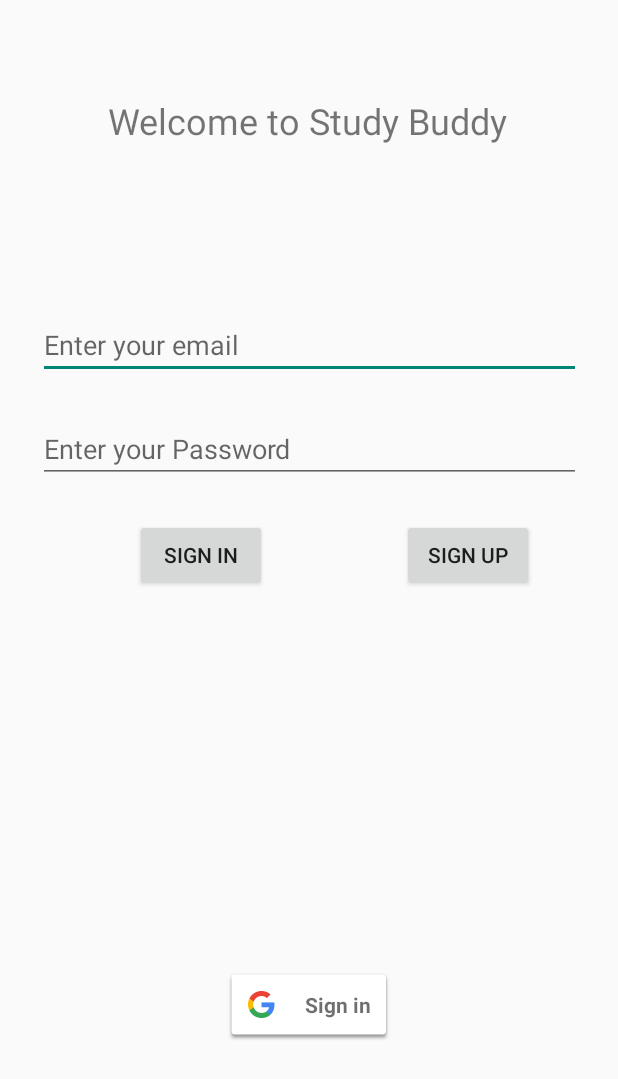
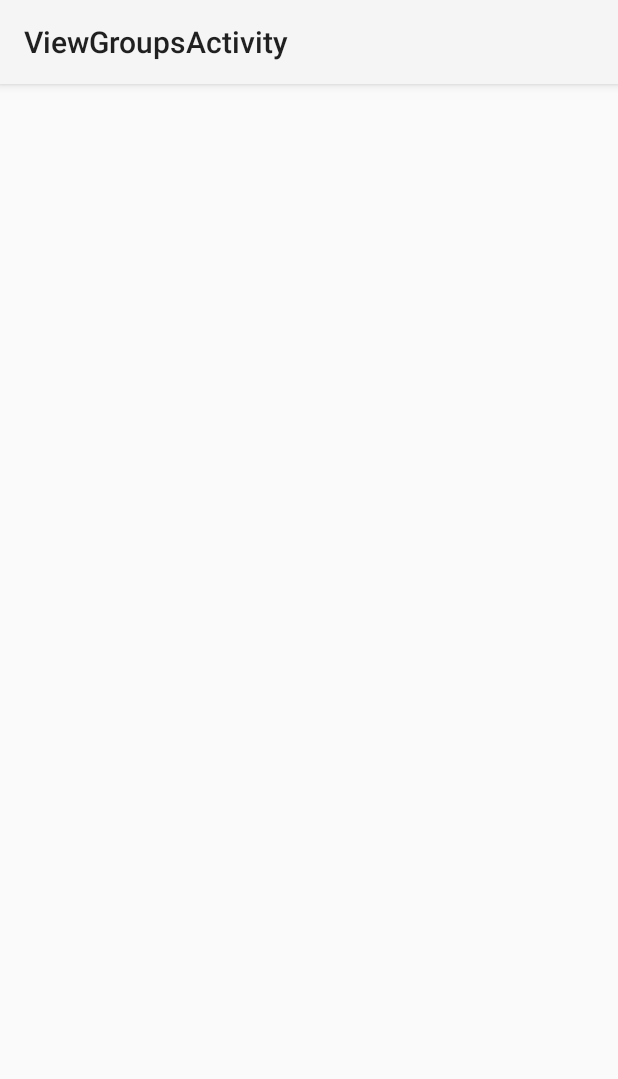
Before and after one commit to Amuff1n/Study-Buddy, an Android app: the screen it shows after launch (MainActivity before the commit, ViewGroupsActivity after it), on a phone screen of 412 x 824 dp. Shown: the top 1079 px of the screen. Run offline under Robolectric (Android 15) with nearby library versions, the phone set to English and light mode, and no system bars; our stand-ins replace Firebase (no records; nobody signed in at launch, a user with empty details on screens opened directly).

Commit message:
Working recyclerview w/ dynamic info

```diff
--- a/app/build.gradle
+++ b/app/build.gradle
@@ -35,8 +35,6 @@ dependencies {
     compile 'com.android.support:design:27.0.2'
     implementation files('libs/CircleImageView-master/CircleImageView-master/gradle/wrapper/gradle-wrapper.jar')
     compile 'de.hdodenhof:circleimageview:2.2.0'
-
-
     // Required -- JUnit 4 framework
     testCompile 'junit:junit:4.12'
     // Optional -- Mockito framework
--- /dev/null
+++ b/app/src/main/java/com/studybuddy/studybuddy/ViewGroupsActivity.java
@@ -0,0 +1,88 @@
+package com.studybuddy.studybuddy;
+
+import android.content.Context;
+import android.os.Bundle;
+import android.support.annotation.NonNull;
+import android.support.design.widget.FloatingActionButton;
+import android.support.design.widget.Snackbar;
+import android.support.v7.app.AppCompatActivity;
+import android.support.v7.widget.LinearLayoutManager;
+import android.support.v7.widget.RecyclerView;
+import android.support.v7.widget.Toolbar;
+import android.view.View;
+
+import com.google.android.gms.tasks.OnCompleteListener;
+import com.google.android.gms.tasks.Task;
+import com.google.firebase.firestore.CollectionReference;
+import com.google.firebase.firestore.DocumentReference;
+import com.google.firebase.firestore.DocumentSnapshot;
+import com.google.firebase.firestore.FirebaseFirestore;
+import com.google.firebase.firestore.Query;
+import com.google.firebase.firestore.QuerySnapshot;
+
+import java.util.ArrayList;
+import java.util.List;
+
+public class ViewGroupsActivity extends AppCompatActivity {
+
+    Context hackContext;
+    private FirebaseFirestore db;
+    RecyclerView recyclerView;
+    private List<GroupListItem> list;
+
+
+    @Override
+    protected void onCreate(Bundle savedInstanceState) {
+        super.onCreate(savedInstanceState);
+        setContentView(R.layout.activity_view_groups);
+        Toolbar toolbar = (Toolbar) findViewById(R.id.toolbar);
+        setSupportActionBar(toolbar);
+
+        hackContext = this;
+        db = FirebaseFirestore.getInstance();
+        recyclerView = (RecyclerView) findViewById(R.id.recyclerview);
+        list = new ArrayList<GroupListItem>();
+
+        populateRecyclerview();
+
+        /*
+        FloatingActionButton fab = (FloatingActionButton) findViewById(R.id.fab);
+        fab.setOnClickListener(new View.OnClickListener() {
+            @Override
+            public void onClick(View view) {
+                Snackbar.make(view, "Replace with your own action", Snackbar.LENGTH_LONG)
+                        .setAction("Action", null).show();
+            }
+        });
+        */
+    }
+
+    private void populateRecyclerview() {
+        recyclerView.setHasFixedSize(true);
+        recyclerView.setLayoutManager(new LinearLayoutManager(this));
+
+        //Get groups collection
+        CollectionReference collectionReference = db.collection("study_groups");
+        Query query = collectionReference.orderBy("creationTime").limit(20);
+        query.get().addOnCompleteListener(new OnCompleteListener<QuerySnapshot>() {
+            @Override
+            public void onComplete(@NonNull Task<QuerySnapshot> task) {
+                if(task.isSuccessful()){
+                    for(DocumentSnapshot document : task.getResult()){
+                        GroupListItem groupListItem = new GroupListItem(
+                                document.get("class").toString(),
+                                document.get("location").toString()
+                        );
+                        list.add(groupListItem);
+                        System.out.println(list.get(0).getHeader());
+                        RecyclerView.Adapter adapter = new GroupListAdapter(list, hackContext);
+                        recyclerView.setAdapter(adapter);
+                    }
+                }
+            }
+        });
+
+
+    }
+
+}
--- /dev/null
+++ b/app/src/main/res/layout/activity_view_groups.xml
@@ -0,0 +1,25 @@
+<?xml version="1.0" encoding="utf-8"?>
+<android.support.design.widget.CoordinatorLayout xmlns:android="http://schemas.android.com/apk/res/android"
+    xmlns:app="http://schemas.android.com/apk/res-auto"
+    xmlns:tools="http://schemas.android.com/tools"
+    android:layout_width="match_parent"
+    android:layout_height="match_parent"
+    tools:context="com.studybuddy.studybuddy.ViewGroupsActivity">
+
+    <android.support.design.widget.AppBarLayout
+        android:layout_width="match_parent"
+        android:layout_height="wrap_content"
+        android:theme="@style/AppTheme.AppBarOverlay">
+
+        <android.support.v7.widget.Toolbar
+            android:id="@+id/toolbar"
+            android:layout_width="match_parent"
+            android:layout_height="?attr/actionBarSize"
+            android:background="?attr/colorPrimary"
+            app:popupTheme="@style/AppTheme.PopupOverlay" />
+
+    </android.support.design.widget.AppBarLayout>
+
+    <include layout="@layout/content_view_groups" />
+
+</android.support.design.widget.CoordinatorLayout>
--- /dev/null
+++ b/app/src/main/res/layout/content_view_groups.xml
@@ -0,0 +1,26 @@
+<?xml version="1.0" encoding="utf-8"?>
+<android.support.constraint.ConstraintLayout xmlns:android="http://schemas.android.com/apk/res/android"
+    xmlns:app="http://schemas.android.com/apk/res-auto"
+    xmlns:tools="http://schemas.android.com/tools"
+    android:layout_width="match_parent"
+    android:layout_height="match_parent"
+    app:layout_behavior="@string/appbar_scrolling_view_behavior"
+    tools:context="com.studybuddy.studybuddy.ViewGroupsActivity"
+    tools:showIn="@layout/activity_view_groups">
+
+    <android.support.v7.widget.RecyclerView
+        android:id="@+id/recyclerview"
+        android:layout_width="wrap_content"
+        android:layout_height="wrap_content"
+        android:layout_marginBottom="8dp"
+        android:layout_marginEnd="8dp"
+        android:layout_marginStart="8dp"
+        android:layout_marginTop="8dp"
+        app:layout_constraintBottom_toBottomOf="parent"
+        app:layout_constraintEnd_toEndOf="parent"
+        app:layout_constraintStart_toStartOf="parent"
+        app:layout_constraintTop_toTopOf="parent"
+        app:layout_constraintVertical_bias="0.0">
+
+    </android.support.v7.widget.RecyclerView>
+</android.support.constraint.ConstraintLayout>
--- a/app/src/main/res/values/strings.xml
+++ b/app/src/main/res/values/strings.xml
@@ -120,4 +120,5 @@
     <string name="major">Major: %1$s</string>
     <string name="year">Year: %1$s</string>
     <string name="save">Save</string>
+    <string name="title_activity_view_groups">ViewGroupsActivity</string>
 </resources>
```
Also changed, not shown: app/src/main/AndroidManifest.xml (+12 -7 lines), app/src/main/java/com/studybuddy/studybuddy/GroupListAdapter.java (added, +66 -0 lines), app/src/main/java/com/studybuddy/studybuddy/GroupListItem.java (added, +24 -0 lines), app/src/main/res/layout/group_list_item.xml (added, +47 -0 lines), 91 other files.
